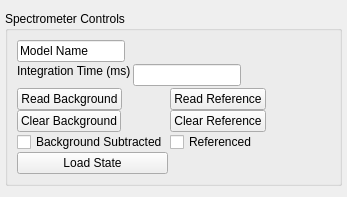
Above: nplab/instrument/spectrometer/spectrometer_controls.ui from nanophotonics/nplab before the change. Below: the same form after it.
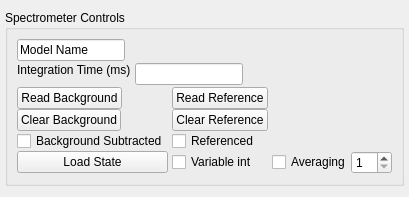
That is the form after the change.

```diff
--- a/nplab/instrument/spectrometer/spectrometer_controls.ui
+++ b/nplab/instrument/spectrometer/spectrometer_controls.ui
@@ -21,7 +21,7 @@
   </property>
   <layout class="QVBoxLayout" name="layout">
    <property name="spacing">
-    <number>-1</number>
+    <number>4</number>
    </property>
    <property name="margin">
     <number>5</number>
@@ -82,10 +82,10 @@
            <enum>QFormLayout::FieldsStayAtSizeHint</enum>
           </property>
           <property name="horizontalSpacing">
-           <number>-1</number>
+           <number>4</number>
           </property>
           <property name="verticalSpacing">
-           <number>-1</number>
+           <number>4</number>
           </property>
           <item row="0" column="0">
            <widget class="QLabel" name="integration_time_label">
@@ -130,7 +130,7 @@
       <item>
        <layout class="QGridLayout" name="referencing">
         <property name="horizontalSpacing">
-         <number>-1</number>
+         <number>4</number>
         </property>
         <property name="verticalSpacing">
          <number>0</number>
@@ -233,6 +233,31 @@
           </property>
          </widget>
         </item>
+        <item row="3" column="1">
+         <widget class="QCheckBox" name="Variable_int">
+          <property name="text">
+           <string>Variable int</string>
+          </property>
+         </widget>
+        </item>
+        <item row="3" column="3">
+         <layout class="QHBoxLayout" name="averaging_horizontalLayout">
+          <item>
+           <widget class="QCheckBox" name="average_checkBox">
+            <property name="text">
+             <string>Averaging</string>
+            </property>
+           </widget>
+          </item>
+          <item>
+           <widget class="QSpinBox" name="averaging_spinBox">
+            <property name="minimum">
+             <number>1</number>
+            </property>
+           </widget>
+          </item>
+         </layout>
+        </item>
        </layout>
       </item>
      </layout>
```
Left out of the diff: 11 changed lines with no effect on the pictures.
